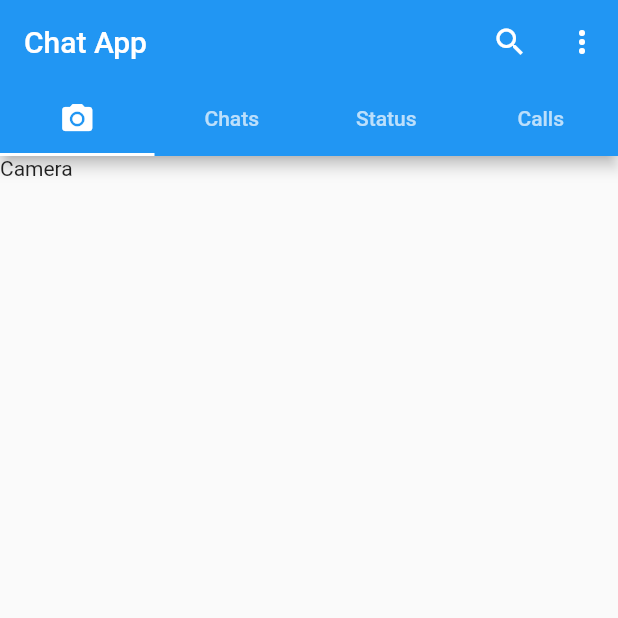
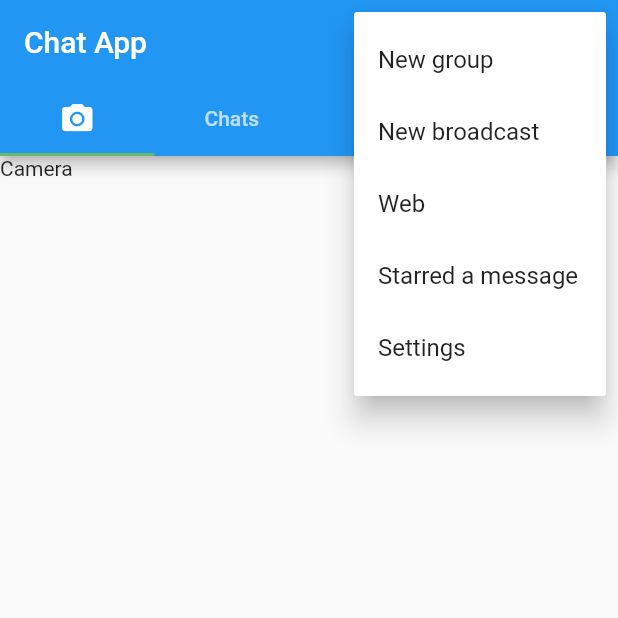
Before and after one commit to hkhansh27/chat-app, a Flutter app: the screen it shows after launch, after a tap on the "more vert" icon, on a phone screen of 412 x 824 dp, the top half of it. Run offline on Flutter 3.47's test engine with Material 2 defaults, Android fonts, the phone set to English and light mode, and no system bars.

Commit message:
add chat page

```diff
--- a/lib/Screens/homescreen.dart
+++ b/lib/Screens/homescreen.dart
@@ -1,3 +1,4 @@
+import 'package:chat_app/Pages/chat_page.dart';
 import 'package:flutter/material.dart';
 
 class Homescreen extends StatefulWidget {
@@ -7,8 +8,7 @@ class Homescreen extends StatefulWidget {
   _HomescreenState createState() => _HomescreenState();
 }
 
-class _HomescreenState extends State<Homescreen>
-    with SingleTickerProviderStateMixin {
+class _HomescreenState extends State<Homescreen> with SingleTickerProviderStateMixin {
   late TabController _controller;
   @override
   void initState() {
@@ -23,10 +23,36 @@ class _HomescreenState extends State<Homescreen>
         title: const Text("Chat App"),
         actions: [
           IconButton(onPressed: () {}, icon: const Icon(Icons.search)),
-          IconButton(onPressed: () {}, icon: const Icon(Icons.more_vert))
+          PopupMenuButton(onSelected: (value) {
+            print(value);
+          }, itemBuilder: (BuildContext context) {
+            return const [
+              PopupMenuItem(
+                child: Text("New group"),
+                value: "New group",
+              ),
+              PopupMenuItem(
+                child: Text("New broadcast"),
+                value: "New broadcast",
+              ),
+              PopupMenuItem(
+                child: Text("Web"),
+                value: "Web",
+              ),
+              PopupMenuItem(
+                child: Text("Starred a message"),
+                value: "Starred a message",
+              ),
+              PopupMenuItem(
+                child: Text("Settings"),
+                value: "Settings",
+              ),
+            ];
+          })
         ],
         bottom: TabBar(
           controller: _controller,
+          indicatorColor: Colors.green[400],
           tabs: const [
             Tab(icon: Icon(Icons.camera_alt)),
             Tab(text: "Chats"),
@@ -39,7 +65,7 @@ class _HomescreenState extends State<Homescreen>
         controller: _controller,
         children: const [
           Text("Camera"),
-          Text("Chats"),
+          ChatPage(),
           Text("Status"),
           Text("Calls"),
         ],
--- a/lib/main.dart
+++ b/lib/main.dart
@@ -8,8 +8,10 @@ class MyApp extends StatelessWidget {
 
   @override
   Widget build(BuildContext context) {
-    return const MaterialApp(
-      home: Homescreen(),
+    return MaterialApp(
+      theme: ThemeData(
+          colorScheme: ColorScheme.fromSwatch(primarySwatch: Colors.purple).copyWith(secondary: Colors.pinkAccent)),
+      home: const Homescreen(),
     );
   }
 }
```
